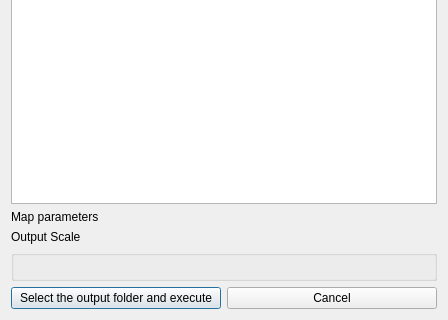
MIERUNE/qgis-plugx-plugin, file ui/main_dialog.ui: the form before one commit; both pictures show x 0 to 448 and y 341 to 661 of the 448 by 661 pixel window.
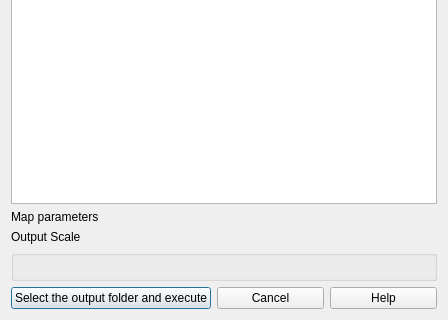
The form after the commit. Custom widgets are drawn as their Qt base class.

Commit message: Help button to readme page

Diff of the .ui file:
```diff
--- a/ui/main_dialog.ui
+++ b/ui/main_dialog.ui
@@ -81,6 +81,13 @@
        </property>
       </widget>
      </item>
+     <item>
+      <widget class="QPushButton" name="pushButton_help">
+       <property name="text">
+        <string>Help</string>
+       </property>
+      </widget>
+     </item>
     </layout>
    </item>
   </layout>
```
The commit also changes 1 other file.
